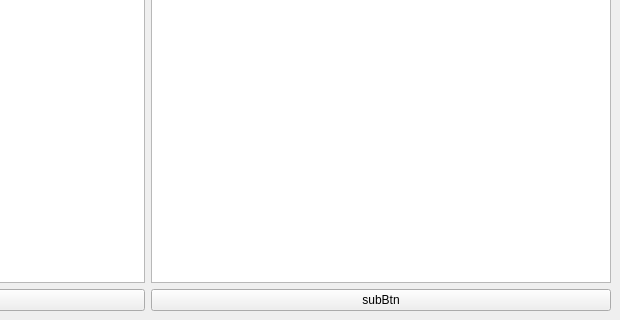
j00h0jin/21th_robit_intern_Hojin_Joo, file ROS2/day2/hw3/day2_hw3_package/ui/mainwindow.ui: the form before one commit; both pictures show x 324 to 944 and y 384 to 704 of the 944 by 704 pixel window.
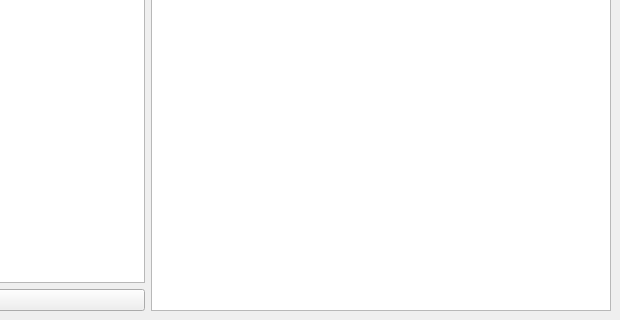
The form after the commit. Icons and pictures are not drawn.

```diff
--- a/ROS2/day2/hw3/day2_hw3_package/ui/mainwindow.ui
+++ b/ROS2/day2/hw3/day2_hw3_package/ui/mainwindow.ui
@@ -57,13 +57,6 @@
         <item>
          <widget class="QPlainTextEdit" name="subPlain"/>
         </item>
-        <item>
-         <widget class="QPushButton" name="subBtn">
-          <property name="text">
-           <string>subBtn</string>
-          </property>
-         </widget>
-        </item>
        </layout>
       </item>
      </layout>
```
